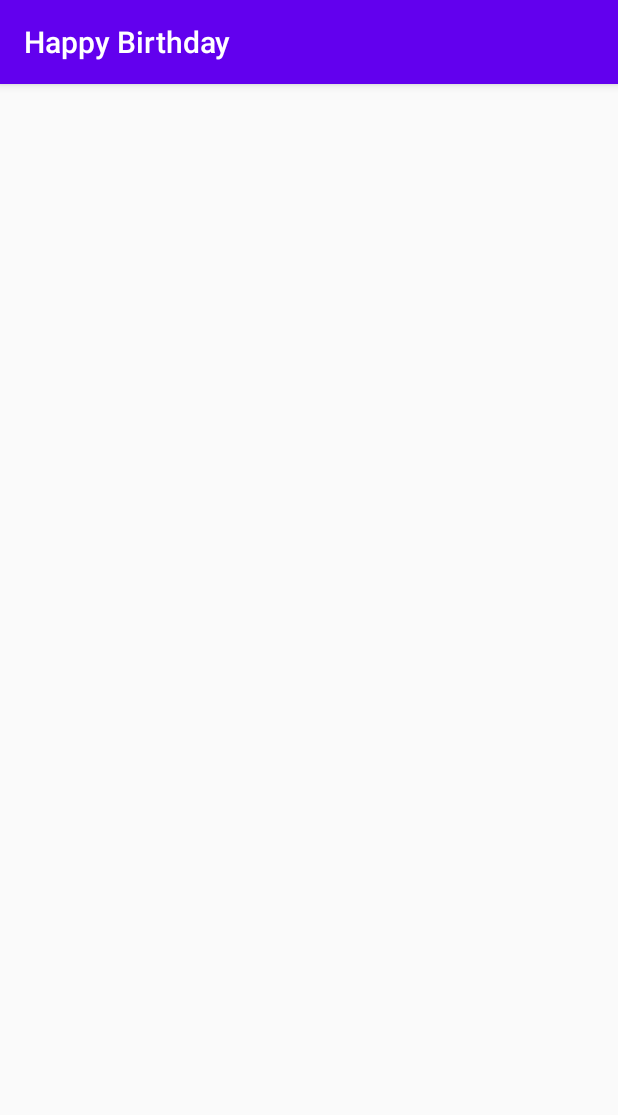
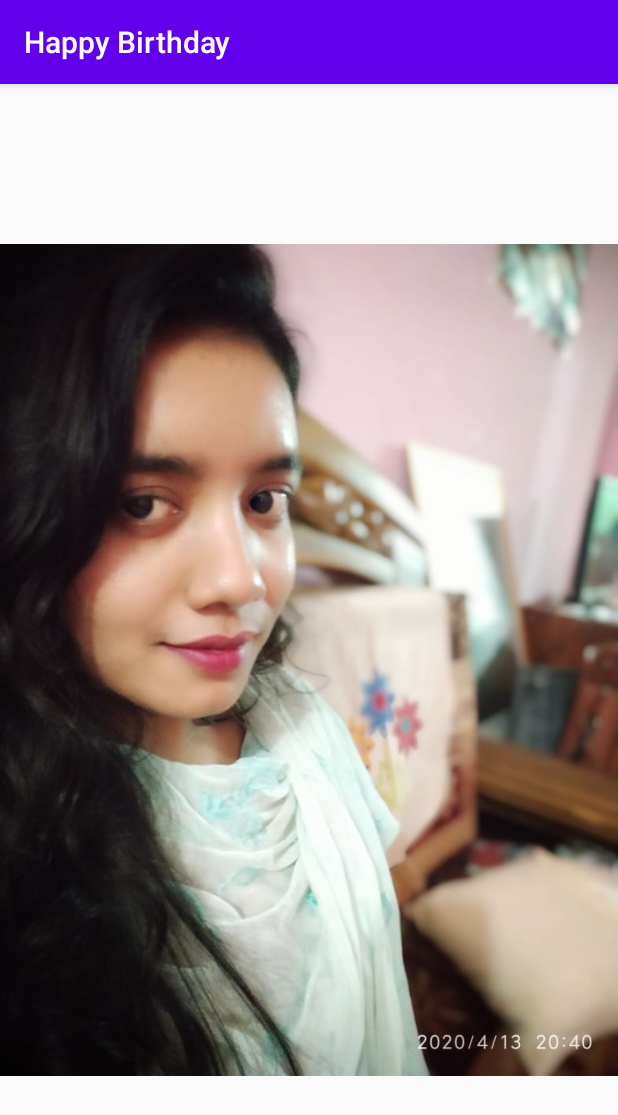
Before and after one commit to Imran4424/AndroidProject---BottomNav-Birthday, an Android app: the FullScreenImage screen opened directly, with no data from a screen before it, on a phone screen of 412 x 824 dp. Shown: the top 1115 px of the screen. Run offline under Robolectric (Android 15) with nearby library versions, the phone set to English and light mode, and no system bars.

Commit message:
set full screen image view layout

```diff
--- a/app/src/main/java/com/luminous/happybirthday/FullScreenImage.java
+++ b/app/src/main/java/com/luminous/happybirthday/FullScreenImage.java
@@ -5,6 +5,12 @@ import androidx.appcompat.app.AppCompatActivity;
 import android.os.Bundle;
 
 public class FullScreenImage extends AppCompatActivity {
+    private Integer[] imageResArray = new Integer[] {R.drawable.shai_1,
+            R.drawable.shai_2,
+            R.drawable.shai_3,
+            R.drawable.shai_4,
+            R.drawable.shai_5,
+            R.drawable.shai_6};
 
     @Override
     protected void onCreate(Bundle savedInstanceState) {
--- a/app/src/main/res/layout/activity_full_screen_image.xml
+++ b/app/src/main/res/layout/activity_full_screen_image.xml
@@ -6,4 +6,13 @@
     android:layout_height="match_parent"
     tools:context=".FullScreenImage">
 
+    <ImageView
+        android:id="@+id/imageView"
+        android:layout_width="0dp"
+        android:layout_height="0dp"
+        app:layout_constraintBottom_toBottomOf="parent"
+        app:layout_constraintEnd_toEndOf="parent"
+        app:layout_constraintStart_toStartOf="parent"
+        app:layout_constraintTop_toTopOf="parent"
+        app:srcCompat="@drawable/shai_3" />
 </androidx.constraintlayout.widget.ConstraintLayout>
```
